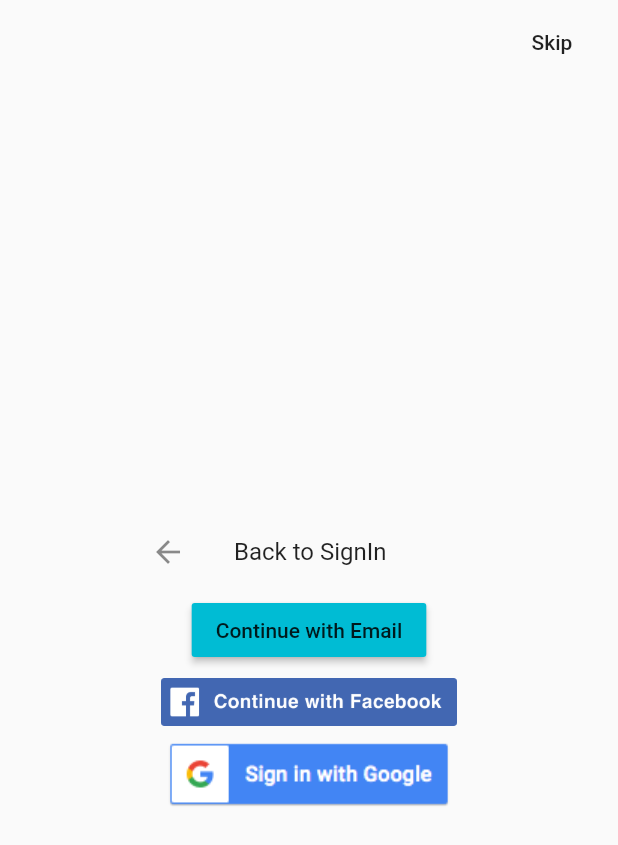
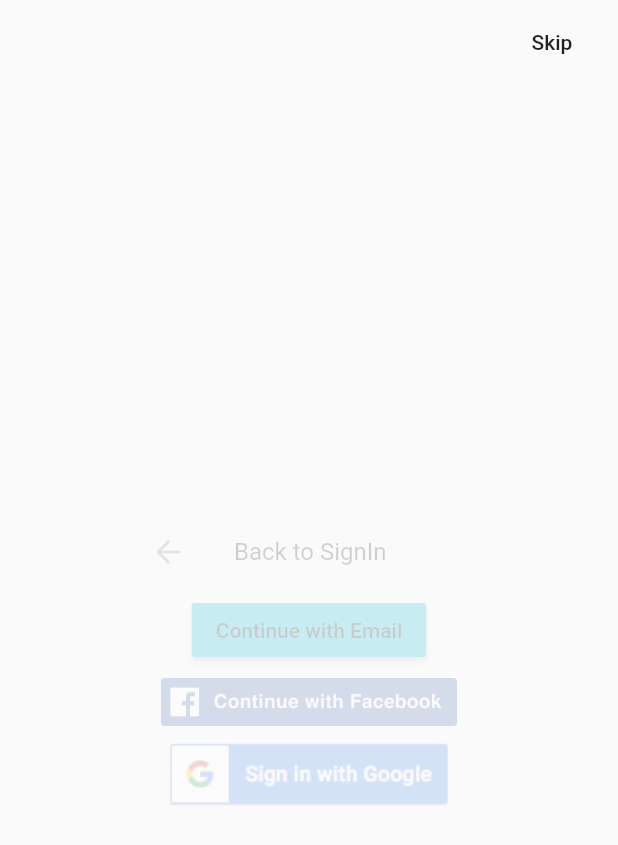
Before and after one commit to maddyb99/-Amazon, a Flutter app: the screen it shows after launch, after a tap on "SignUp?", on a phone screen of 412 x 824 dp. Shown: the top 845 px of the screen. Run offline on Flutter 3.47's test engine with Material 2 defaults, Android fonts, the phone set to English and light mode, and no system bars; our stand-ins replace cached_network_image, cloud_firestore, firebase_auth, google_sign_in; accounts and stored records are empty.

Commit message:
added login screen animations(not working properly) login screen navigation is better with callbacks now category screen changes color combined pageview and tabview on categories for smoother animation and color change
app drawer color not working
logout still not working

```diff
--- a/lib/Screens/Home.dart
+++ b/lib/Screens/Home.dart
@@ -18,7 +18,6 @@ class HomePage extends StatefulWidget {
 
   final String title;
   final FirebaseUser user;
-
   @override
   _HomeState createState() => new _HomeState();
 }
--- a/lib/Screens/Login.dart
+++ b/lib/Screens/Login.dart
@@ -42,7 +42,11 @@ class _LoginState extends State<LoginPage> {
         elevation: 0.0,
         bottomOpacity: 0.0,
       ),
-      body: SignIn(),
+      body: Center(
+        child: SingleChildScrollView(
+            child: SignIn()
+        ),
+      ),
     );
   }
 }
--- a/lib/Screens/SignIn.dart
+++ b/lib/Screens/SignIn.dart
@@ -5,6 +5,18 @@ import 'package:Not_Amazon/Screens/SignUp.dart';
 import 'package:firebase_auth/firebase_auth.dart';
 import 'package:flutter/material.dart';
 import 'package:google_sign_in/google_sign_in.dart';
+
+bool _autoValidate = false,
+    _login = false,
+    _reset = false,
+    _success = true,
+    _forgot = false,
+    fw = true;
+int _signUp = 0;
+String _email, _password;
+FirebaseUser user;
+FirebaseAuth _auth = FirebaseAuth.instance;
+double _width = 88.0;
 
 class SignIn extends StatelessWidget {
   @override
@@ -19,63 +31,23 @@ class SignInPage extends StatefulWidget {
   _SignInState createState() => _SignInState();
 }
 
-class _SignInState extends State<SignInPage> {
-  bool _autoValidate = false,
-      _login = false,
-      _reset = false,
-      _success = true,
-      _forgot = false;
-  int _signUp = 0;
-  String _email, _password;
-  final _scaffoldKey = GlobalKey<ScaffoldState>();
-  final GlobalKey<FormState> _formKey = GlobalKey<FormState>();
-  FirebaseUser user;
-  FirebaseAuth _auth = FirebaseAuth.instance;
-  double _width = 88.0;
+class _SignInState extends State<SignInPage> with TickerProviderStateMixin {
 
-  void initStat() {
+  final GlobalKey<FormState> _formKey2 = GlobalKey<FormState>();
+  Animation<double> animation;
+  AnimationController controller;
+  Duration d = Duration(seconds: 1);
+
+  void initState() {
+    controller = AnimationController(vsync: this, duration: d);
+    animation = Tween<double>(begin: 0, end: 1).animate(controller);
     user = null;
-  }
-
-  Future<void> _emailLogin() async {
-    setState(() async {
-      final formState = _formKey.currentState;
-      setState(() {
-        _autoValidate = true;
-      });
-      if (formState.validate()) {
-        formState.save();
-        try {
-          setState(() {
-            _login = true;
-            _width = 50.0;
-            _success = true;
-          });
-          user = await _auth.signInWithEmailAndPassword(
-              email: _email, password: _password);
-          Navigator.push(context,
-              MaterialPageRoute(builder: (context) => Hme(user: user)));
-          setState(() {
-            _login = false;
-            _width = 88.0;
-            _autoValidate = false;
-          });
-          formState.reset();
-        } catch (e) {
-          print(e.message);
-          setState(() {
-            _login = false;
-            _width = 88.0;
-            _success = false;
-            _autoValidate = false;
-          });
-        }
-      }
-    });
+    _signUp = 0;
+    super.initState();
   }
 
   Future<void> _emailReset() async {
-    FormState formState = _formKey.currentState;
+    FormState formState = _formKey2.currentState;
     setState(() {
       _autoValidate = true;
     });
@@ -132,24 +104,6 @@ class _SignInState extends State<SignInPage> {
     }
   }
 
-  Widget isLogin() {
-    if (_login)
-      return Container(
-          height: 50.0,
-          width: 50.0,
-          child: Center(
-              child: CircularProgressIndicator(
-            value: null,
-          )));
-    else
-      return new RaisedButton(
-        onPressed: _emailLogin,
-        child: Text('SignIn'),
-        elevation: 2.0,
-        color: Colors.cyanAccent,
-        //shape: RoundedRectangleBorder(borderRadius: BorderRadius.only(topLeft: Radius.circular(10.0),bottomRight: Radius.circular(10.0))),
-      );
-  }
 
   Widget isReset() {
     if (_reset)
@@ -170,94 +124,8 @@ class _SignInState extends State<SignInPage> {
       );
   }
 
-  Widget incorrect() {
-    if (_success)
-      return SizedBox(
-        width: 0.0,
-        height: 0.0,
-      );
-    else
-      return Padding(
-        padding: const EdgeInsets.only(top: 5.0),
-        child: Text(
-          'Incorrect Details!',
-          style: TextStyle(
-            color: Colors.red,
-          ),
-        ),
-      );
-  }
-
-  Widget forgot() {
-    if (_success)
-      return new FlatButton(
-          onPressed: () {
-            setState(() {
-              _signUp = 1;
-            });
-          },
-          child: Text('SignUp?'));
-    else
-      return new FlatButton(
-          onPressed: () {
-            setState(() {
-              _forgot = !_forgot;
-              _success = true;
-            });
-          },
-          child: Text('Forgot Password?'));
-  }
-
-  Widget createBody() {
-    if (_signUp == 1)
-      return Center(
-        child: SingleChildScrollView(
-          child: Column(
-            children: <Widget>[
-              ListTile(
-                  contentPadding: EdgeInsets.only(left: 100.0),
-                  leading: Icon(Icons.arrow_back),
-                  title: Text('Back to SignIn'),
-                  onTap: () {
-                    setState(() {
-                      _signUp = 0;
-                    });
-                  }),
-              new MaterialButton(
-                onPressed: () {
-                  setState(() {
-                    _signUp = 2;
-                  });
-                },
-                child: Text('Continue with Email'),
-                color: Theme.of(context).accentColor,
-              ),
-              new MaterialButton(
-                onPressed: () {
-                  Navigator.of(context).pushReplacementNamed('/Home');
-                },
-                child: new Image.asset(
-                  'assets/images/fb.png',
-                  scale: 5.0,
-                ),
-              ),
-              new MaterialButton(
-                onPressed: gLogin,
-                child: new Image.asset(
-                  'assets/images/google.png',
-                  scale: 1.0,
-                ),
-              ),
-            ],
-          ),
-        ),
-      );
-    else if (_signUp == 2)
-      return SignUp();
-    else if (_forgot)
-      return new Center(
-        child: SingleChildScrollView(
-          child: new Column(
+  Widget forgotPass() {
+    return new Column(
         mainAxisAlignment: MainAxisAlignment.center,
         children: <Widget>[
           new Image.asset(
@@ -266,7 +134,7 @@ class _SignInState extends State<SignInPage> {
             scale: 15,
           ),
           Form(
-                  key: _formKey,
+            key: _formKey2,
             child: new Column(children: <Widget>[
               new Container(
                 width: 300.0,
@@ -286,7 +154,6 @@ class _SignInState extends State<SignInPage> {
                   onSaved: (input) => _email = input,
                 ),
               ),
-                    incorrect(),
               Row(
                 mainAxisSize: MainAxisSize.max,
                 mainAxisAlignment: MainAxisAlignment.end,
@@ -308,13 +175,196 @@ class _SignInState extends State<SignInPage> {
               ),
             ]),
           ),
-              ]),
+        ]);
+  }
+
+  Widget createBody() {
+    if (_signUp == 1) {
+      fw ? controller.forward(from: 0.0) : controller.reverse();
+      return FadeTransition(
+        opacity: animation,
+        child: Column(
+          children: <Widget>[
+            ListTile(
+                contentPadding: EdgeInsets.only(left: 100.0),
+                leading: Icon(Icons.arrow_back),
+                title: Text('Back to SignIn'),
+                onTap: () {
+                  setState(() {
+                    fw = !fw;
+                  });
+                  Future.delayed(d, () {
+                    setState(() {
+                      fw = !fw;
+                      _signUp = 0;
+                    });
+                  });
+                }),
+            new MaterialButton(
+              onPressed: () {
+                setState(() {
+                  fw = !fw;
+                });
+                Future.delayed(d, () {
+                  setState(() {
+                    fw = !fw;
+                    _signUp = 2;
+                  });
+                });
+              },
+              child: Text('Continue with Email'),
+              color: Theme
+                  .of(context)
+                  .accentColor,
+            ),
+            new MaterialButton(
+              onPressed: () {
+                Navigator.of(context).pushReplacementNamed('/Home');
+              },
+              child: new Image.asset(
+                'assets/images/fb.png',
+                scale: 5.0,
+              ),
+            ),
+            new MaterialButton(
+              onPressed: gLogin,
+              child: new Image.asset(
+                'assets/images/google.png',
+                scale: 1.0,
+              ),
+            ),
+          ],
         ),
       );
+    }
+    else if (_signUp == 2) {
+      fw ? controller.forward(from: 0.0) : controller.reverse();
+      return FadeTransition(opacity: animation, child: SignUp(fn: random),);
+    }
+    else if (_forgot) {
+      fw ? controller.forward(from: 0.0) : controller.reverse();
+      return FadeTransition(opacity: animation, child: forgotPass(),);
+    }
+    else {
+      fw ? controller.forward(from: 0.0) : controller.reverse();
+      return FadeTransition(opacity: animation, child: MainLogin(fn: random),);
+    }
+  }
+
+  void random() {
+    setState(() {
+      fw = !fw;
+    });
+    Future.delayed(d, () {
+      setState(() {
+        _signUp++;
+        fw = !fw;
+        if (_signUp == 3)
+          _signUp = 0;
+      });
+    });
+  }
+
+  @override
+  Widget build(BuildContext context) {
+    return createBody();
+  }
+}
+
+class MainLogin extends StatefulWidget {
+  MainLogin({this.fn});
+
+  final VoidCallback fn;
+
+  @override
+  _MainLoginState createState() => _MainLoginState();
+}
+
+class _MainLoginState extends State<MainLogin> {
+  final GlobalKey<FormState> _formKey = GlobalKey<FormState>();
+
+  Widget isLogin() {
+    if (_login)
+      return Container(
+          height: 50.0,
+          width: 50.0,
+          child: Center(
+              child: CircularProgressIndicator(
+                value: null,
+              )));
     else
-      return new Center(
-        child: SingleChildScrollView(
-          child: new Column(
+      return new RaisedButton(
+        onPressed: _emailLogin,
+        child: Text('SignIn'),
+        elevation: 2.0,
+        color: Colors.cyanAccent,
+        //shape: RoundedRectangleBorder(borderRadius: BorderRadius.only(topLeft: Radius.circular(10.0),bottomRight: Radius.circular(10.0))),
+      );
+  }
+
+  Widget forgot() {
+    if (_success)
+      return new FlatButton(
+          onPressed: () {
+            setState(() {
+              super.setState(widget.fn);
+            });
+          },
+          child: Text('SignUp?'));
+    else
+      return new FlatButton(
+          onPressed: () {
+            setState(() {
+              _forgot = !_forgot;
+              _success = true;
+              super.setState(widget.fn);
+            });
+          },
+          child: Text('Forgot Password?'));
+  }
+
+  Future<void> _emailLogin() async {
+    setState(() async {
+      final formState = _formKey.currentState;
+      setState(() {
+        _autoValidate = true;
+      });
+      if (formState.validate()) {
+        formState.save();
+        try {
+          setState(() {
+            _login = true;
+            _width = 50.0;
+            _success = true;
+          });
+          user = await _auth.signInWithEmailAndPassword(
+              email: _email, password: _password);
+          Navigator.push(context,
+              MaterialPageRoute(builder: (context) => Hme(user: user)));
+          setState(() {
+            _login = false;
+            _width = 88.0;
+            _autoValidate = false;
+          });
+          formState.reset();
+        } catch (e) {
+          SnackBar snackBar = SnackBar(content: Text('Incorrect Details!'));
+          Scaffold.of(context).showSnackBar(snackBar);
+          print(e.message);
+          setState(() {
+            _login = false;
+            _width = 88.0;
+            _success = false;
+            _autoValidate = false;
+          });
+        }
+      }
+    });
+  }
+
+  @override
+  Widget build(BuildContext context) {
+    return new Column(
         mainAxisAlignment: MainAxisAlignment.center,
         children: <Widget>[
           new Image.asset(
@@ -362,8 +412,8 @@ class _SignInState extends State<SignInPage> {
                   },
                   autovalidate: _autoValidate,
                   onSaved: (input) => _password = input,
-                        )),
-                    incorrect(),
+                ),
+              ),
               Row(
                 mainAxisSize: MainAxisSize.max,
                 mainAxisAlignment: MainAxisAlignment.end,
@@ -380,14 +430,6 @@ class _SignInState extends State<SignInPage> {
               ),
             ]),
           ),
-              ]),
-        ),
-      );
-  }
-
-  @override
-  Widget build(BuildContext context) {
-    // TODO: implement build
-    return createBody();
+        ]);
   }
 }
--- a/lib/Screens/Splash.dart
+++ b/lib/Screens/Splash.dart
@@ -1,5 +1,6 @@
+import 'dart:async';
+
 import 'package:flutter/material.dart';
-import 'dart:async';
 
 class Splash extends StatefulWidget {
   @override
@@ -13,7 +14,6 @@ class SplashState extends State<Splash> {
   void initState() {
     //print(MediaQuery.of(context).size.height);
     //print(MediaQuery.of(context).size.width);
-
     Future.delayed(Duration(seconds: 2), () {
       Navigator.of(context)
           .pushReplacementNamed('/Login');
--- a/lib/main.dart
+++ b/lib/main.dart
@@ -5,6 +5,8 @@ import 'package:Not_Amazon/Screens/Login.dart';
 import 'package:Not_Amazon/Screens/SignUp.dart';
 import 'package:Not_Amazon/Screens/Splash.dart';
 import 'package:flutter/material.dart';
+
+Brightness b = Brightness.light;
 
 void main() async => runApp(new MyApp());
 
@@ -22,8 +24,14 @@ class MyApp extends StatelessWidget {
         '/Cat': (BuildContext context) => new Category(),
         '/SignUp': (BuildContext context) => new SignUp(),
       },
+      darkTheme: new ThemeData(
+        brightness: Brightness.dark,
+        primarySwatch: Colors.cyan,
+        buttonColor: Colors.cyanAccent,
+        //scaffoldBackgroundColor: Colors.cyanAccent,
+      ),
       theme: new ThemeData(
-        brightness: Brightness.light,
+        brightness: b,
         primarySwatch: Colors.cyan,
         buttonColor: Colors.cyanAccent,
         //scaffoldBackgroundColor: Colors.cyanAccent,
@@ -32,6 +40,3 @@ class MyApp extends StatelessWidget {
     );
   }
 }
-
-class Home {
-}
--- a/pubspec.yaml
+++ b/pubspec.yaml
@@ -75,5 +75,3 @@ flutter:
   assets:
     - assets/images/
     - assets/icons/
-    - assets/images/products/
-    - assets/images/categories/
```
Also changed, not shown: lib/Drawer.dart (+26 -70 lines), lib/Global.dart (+34 -0 lines), lib/Screens/Categories.dart (+77 -90 lines), lib/Screens/SignUp.dart (+6 -4 lines), assets/images/categories/clothes.PNG (deleted), assets/images/categories/electronics.PNG (deleted), assets/images/categories/furniture.JPG (deleted), assets/images/categories/furniture.PNG (deleted), assets/images/categories/home.PNG (deleted), lib/Screens/ForgotPass.dart (added), 1 other file. Lines whose indentation alone changed are shown as unchanged.
